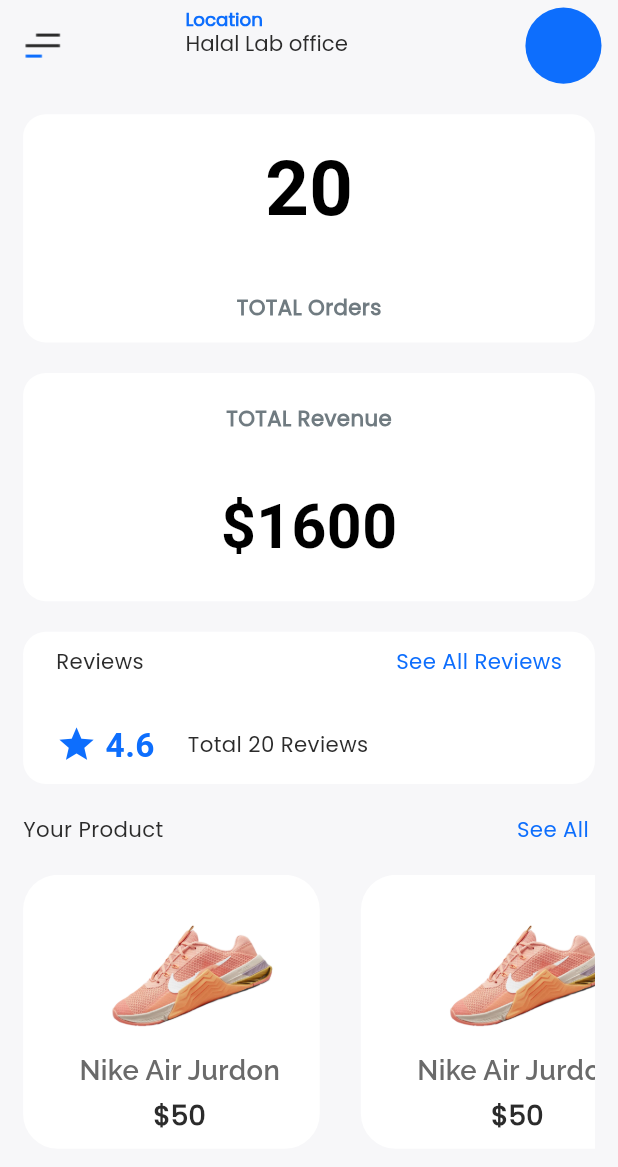
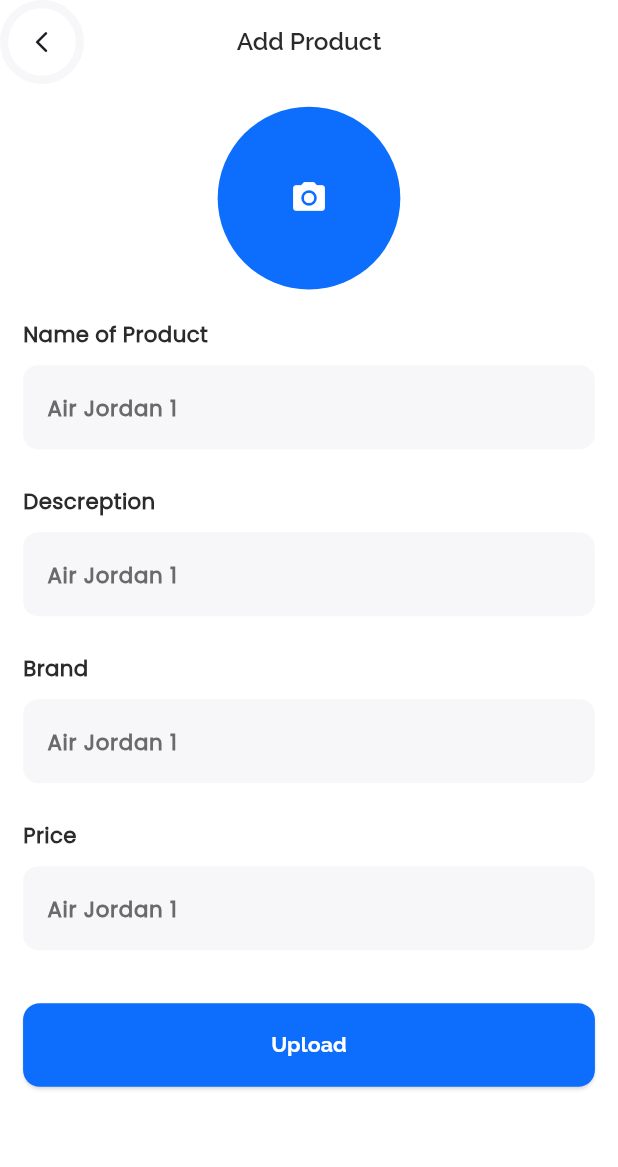
Before and after one commit to mostafa1255/Nike_Vendors_App, a Flutter app: the screen it shows after launch, on a phone screen of 412 x 824 dp. Shown: the top 1167 px of the screen. Run offline on Flutter 3.47's test engine with Material 3 defaults, Android fonts, the phone set to English and light mode, and no system bars; drawn by our look-alikes of auto_size_text; our stand-ins replace bloc, cloud_firestore, dartz, firebase_auth, firebase_core, flutter_bloc and 4 more; accounts and stored records are empty.

Commit message:
Upload Product Screen UI finish

```diff
--- a/lib/app/router/app_router.dart
+++ b/lib/app/router/app_router.dart
@@ -1,4 +1,5 @@
 import 'package:go_router/go_router.dart';
+import 'package:nike_app_vendors/app/views/screens/Add_Product_Screen/add_Product_Screen.dart';
 import 'package:nike_app_vendors/app/views/screens/auth/login_screen/login_screen.dart';
 import 'package:nike_app_vendors/app/views/screens/auth/register_screen/register_screen.dart';
 import 'package:nike_app_vendors/app/views/screens/home_screen/home_screen.dart';
@@ -22,7 +23,7 @@
     routes: [
       GoRoute(
         path: initial,
-        builder: (context, state) => HomeScreen(),
+        builder: (context, state) => AddProductScreen(),
       ),
       /*  GoRoute(
         path: pageview,
--- /dev/null
+++ b/lib/app/views/screens/Add_Product_Screen/add_Product_Screen.dart
@@ -0,0 +1,21 @@
+import 'package:flutter/material.dart';
+import 'package:nike_app_vendors/app/views/screens/Add_Product_Screen/widgets/favoriteScreenAppBar.dart';
+import 'widgets/AddProductScreenBody.dart';
+
+class AddProductScreen extends StatelessWidget {
+  const AddProductScreen({super.key});
+
+  @override
+  Widget build(BuildContext context) {
+    return Scaffold(
+      backgroundColor: Colors.white,
+      appBar: addProductAppBar(
+        context: context,
+        title: "Add Product",
+        iconData: Icons.add,
+        onPressed1: () {},
+      ),
+      body: const AddProductScreenBody(),
+    );
+  }
+}
--- /dev/null
+++ b/lib/app/views/screens/Add_Product_Screen/widgets/AddProductScreenBody.dart
@@ -0,0 +1,99 @@
+import 'package:flutter/material.dart';
+import 'package:flutter_screenutil/flutter_screenutil.dart';
+import 'package:nike_app_vendors/app/core/styles/App_Colors.dart';
+import 'package:nike_app_vendors/app/views/widgets/CustomTextFormField.dart';
+import 'package:nike_app_vendors/app/views/widgets/VsizedBox.dart';
+import 'package:nike_app_vendors/app/views/widgets/customMainButton.dart';
+
+import '../../../../core/styles/text_Style.dart';
+
+class AddProductScreenBody extends StatelessWidget {
+  const AddProductScreenBody({super.key});
+
+  @override
+  Widget build(BuildContext context) {
+    return SafeArea(
+        child: Padding(
+      padding: EdgeInsets.only(top: 15.h, left: 14.w, right: 14.w),
+      child: SingleChildScrollView(
+          child: Column(
+        crossAxisAlignment: CrossAxisAlignment.start,
+        children: [
+          Center(
+            child: CircleAvatar(
+              radius: 60.r,
+              backgroundColor: AppColors.kPrimaryColor,
+              child: IconButton(
+                  onPressed: () {},
+                  icon: Icon(
+                    Icons.camera_alt,
+                    color: Colors.white,
+                    size: 25.sp,
+                  )),
+            ),
+          ),
+          const VsizedBox(height: 20),
+          Text(
+            "Name of Product",
+            style: Txtstyle.style14(context: context).copyWith(
+                fontWeight: FontWeight.bold, color: AppColors.kFontColor),
+          ),
+          const VsizedBox(height: 10),
+          CustomTextFormField(
+            securPass: false,
+            width: 375.w,
+            height: 60.h,
+            hinttext: "Air Jordan 1",
+          ),
+          const VsizedBox(height: 20),
+          Text(
+            "Descreption",
+            style: Txtstyle.style14(context: context).copyWith(
+                fontWeight: FontWeight.bold, color: AppColors.kFontColor),
+          ),
+          const VsizedBox(height: 10),
+          CustomTextFormField(
+            securPass: false,
+            width: 375.w,
+            height: 60.h,
+            hinttext: "Air Jordan 1",
+          ),
+          const VsizedBox(height: 20),
+          Text(
+            "Brand",
+            style: Txtstyle.style14(context: context).copyWith(
+                fontWeight: FontWeight.bold, color: AppColors.kFontColor),
+          ),
+          const VsizedBox(height: 10),
+          CustomTextFormField(
+            securPass: false,
+            width: 375.w,
+            height: 60.h,
+            hinttext: "Air Jordan 1",
+          ),
+          const VsizedBox(height: 20),
+          Text(
+            "Price",
+            style: Txtstyle.style14(context: context).copyWith(
+                fontWeight: FontWeight.bold, color: AppColors.kFontColor),
+          ),
+          const VsizedBox(height: 10),
+          CustomTextFormField(
+            securPass: false,
+            width: 375.w,
+            height: 60.h,
+            hinttext: "Air Jordan 1",
+          ),
+          const VsizedBox(height: 30),
+          CustomMainButton(
+            color: AppColors.kPrimaryColor,
+            txt: "Upload",
+            onPressed: () {},
+            fcolorWhite: true,
+            width: 375.w,
+          )
+        ],
+      )),
+    ));
+  }
+}
--- /dev/null
+++ b/lib/app/views/screens/Add_Product_Screen/widgets/favoriteScreenAppBar.dart
@@ -0,0 +1,27 @@
+import 'package:flutter/material.dart';
+import '../../../../core/constants.dart';
+import '../../../../core/styles/App_Colors.dart';
+import '../../../../core/styles/text_Style.dart';
+import '../../../widgets/CustomBackIcon.dart';
+
+AppBar addProductAppBar(
+    {required BuildContext context,
+    required String title,
+    void Function()? onPressed1,
+    IconData? iconData}) {
+  return AppBar(
+    surfaceTintColor: Colors.transparent,
+    backgroundColor: Colors.white,
+    leading: CustomBackAndFavIcon(
+      onPressed: onPressed1,
+    ),
+    title: Text(
+      title,
+      style: Txtstyle.style16(context: context).copyWith(
+          color: AppColors.kFontColor,
+          fontWeight: FontWeight.w500,
+          fontFamily: Constants.relwayFamily),
+    ),
+    centerTitle: true,
+  );
+}
```
